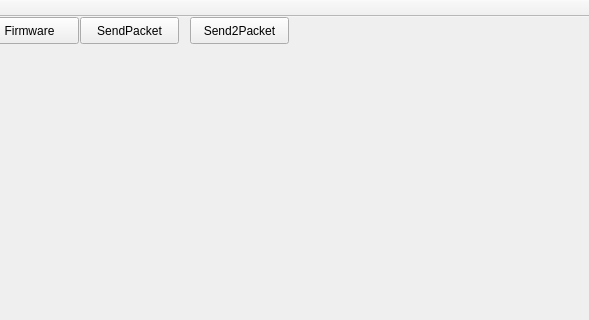
wieker/8051regs, file qtEx/mainwindow.ui: the form before one commit; both pictures show x 130 to 719 and y 0 to 320 of the 1310 by 671 pixel window.
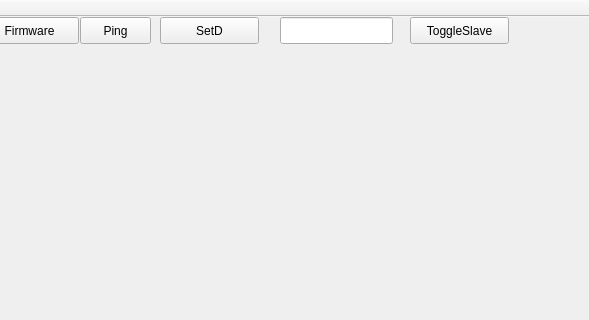
The form after the commit.

Diff of the .ui file:
```diff
--- a/qtEx/mainwindow.ui
+++ b/qtEx/mainwindow.ui
@@ -45,25 +45,48 @@
      <rect>
       <x>210</x>
       <y>0</y>
-      <width>99</width>
+      <width>71</width>
       <height>27</height>
      </rect>
     </property>
     <property name="text">
-     <string>SendPacket</string>
+     <string>Ping</string>
     </property>
    </widget>
    <widget class="QPushButton" name="sendOtherPkt">
     <property name="geometry">
      <rect>
-      <x>320</x>
+      <x>290</x>
       <y>0</y>
       <width>99</width>
       <height>27</height>
      </rect>
     </property>
     <property name="text">
-     <string>Send2Packet</string>
+     <string>SetD</string>
+    </property>
+   </widget>
+   <widget class="QLineEdit" name="Dout">
+    <property name="geometry">
+     <rect>
+      <x>410</x>
+      <y>0</y>
+      <width>113</width>
+      <height>27</height>
+     </rect>
+    </property>
+   </widget>
+   <widget class="QPushButton" name="toggleSlave">
+    <property name="geometry">
+     <rect>
+      <x>540</x>
+      <y>0</y>
+      <width>99</width>
+      <height>27</height>
+     </rect>
+    </property>
+    <property name="text">
+     <string>ToggleSlave</string>
     </property>
    </widget>
   </widget>
```
